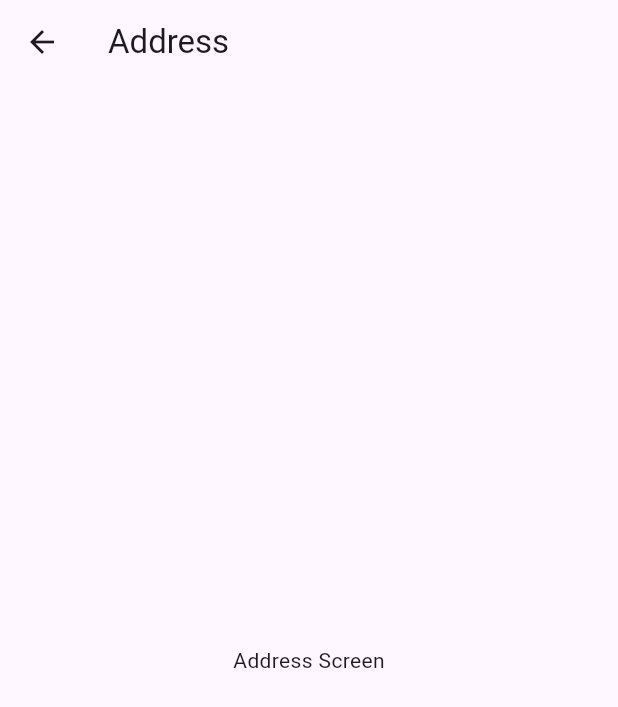
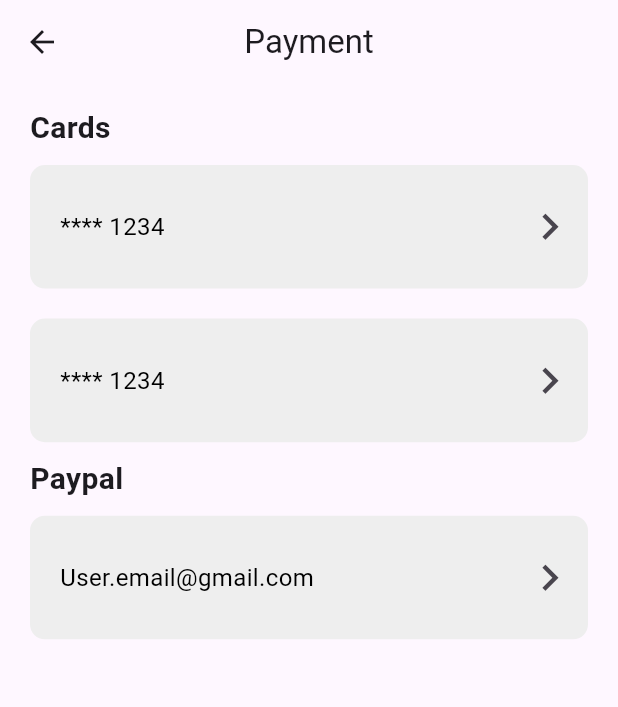
Before and after one commit to mahesh-bora/Ecommerce-App, a Flutter app: the PaymentScreen screen opened by its route, on a phone screen of 412 x 824 dp. Shown: the top 707 px of the screen. Run offline on Flutter 3.47's test engine with Material 3 defaults, Android fonts, the phone set to English and light mode, and no system bars.

Commit message:
Updated Setting Screens

```diff
--- a/lib/main.dart
+++ b/lib/main.dart
@@ -1,4 +1,6 @@
 import 'package:ecommerce_app/screens/address_page.dart';
+import 'package:ecommerce_app/screens/edit_address_screen.dart';
+import 'package:ecommerce_app/screens/edit_card.dart';
 import 'package:ecommerce_app/screens/help_page.dart';
 import 'package:ecommerce_app/screens/home_page.dart';
 import 'package:ecommerce_app/screens/payment_page.dart';
@@ -31,6 +33,8 @@ class MyApp extends StatelessWidget {
         '/payment': (context) => PaymentScreen(),
         '/help': (context) => HelpScreen(),
         '/support': (context) => SupportScreen(),
+        '/edit_address': (context) => EditAddressScreen(),
+        '/edit_card': (context) => EditPaymentScreen(),
       },
     );
   }
--- a/lib/screens/payment_page.dart
+++ b/lib/screens/payment_page.dart
@@ -1,3 +1,4 @@
+import 'package:ecommerce_app/widgets/custom_payment_card.dart';
 import 'package:flutter/material.dart';
 
 class PaymentScreen extends StatelessWidget {
@@ -5,10 +6,53 @@ class PaymentScreen extends StatelessWidget {
   Widget build(BuildContext context) {
     return Scaffold(
       appBar: AppBar(
-        title: Text('Address'),
+        centerTitle: true,
+        title: Text('Payment'),
       ),
-      body: Center(
-        child: Text('Address Screen'),
+      body: Padding(
+        padding: const EdgeInsetsDirectional.symmetric(
+            horizontal: 20.0, vertical: 15.0),
+        child: Column(
+          crossAxisAlignment: CrossAxisAlignment.start,
+          children: [
+            //User Saved Cards
+            Text('Cards',
+                style: TextStyle(
+                  fontSize: 20,
+                  fontWeight: FontWeight.bold,
+                )),
+            ListView.builder(
+              shrinkWrap: true,
+              itemCount: 2,
+              itemBuilder: (context, index) {
+                return CustomPaymentCard(
+                  cardNumber: '**** 1234',
+                  onEdit: () {
+                    Navigator.pushNamed(context, '/edit_card');
+                  },
+                );
+              },
+            ),
+
+            //User Online Payment Methods
+            Text('Paypal',
+                style: TextStyle(
+                  fontSize: 20,
+                  fontWeight: FontWeight.bold,
+                )),
+            ListView.builder(
+                shrinkWrap: true,
+                itemCount: 1,
+                itemBuilder: (context, index) {
+                  return CustomPaymentCard(
+                    cardNumber: 'User.email@gmail.com',
+                    onEdit: () {
+                      Navigator.pushNamed(context, '/edit_card');
+                    },
+                  );
+                }),
+          ],
+        ),
       ),
     );
   }
--- /dev/null
+++ b/lib/widgets/custom_payment_card.dart
@@ -0,0 +1,56 @@
+import 'package:flutter/material.dart';
+
+class CustomPaymentCard extends StatelessWidget {
+  final String cardNumber;
+  final VoidCallback onEdit;
+
+  const CustomPaymentCard({
+    Key? key,
+    required this.cardNumber,
+    required this.onEdit,
+  }) : super(key: key);
+
+  @override
+  Widget build(BuildContext context) {
+    return Padding(
+      padding: const EdgeInsets.symmetric(vertical: 10.0),
+      child: Container(
+        height: MediaQuery.of(context).size.height * 0.1,
+        width: double.infinity,
+        decoration: BoxDecoration(
+          borderRadius: BorderRadius.circular(10),
+          color: Colors.grey[200],
+        ),
+        child: Row(
+          mainAxisAlignment: MainAxisAlignment.spaceBetween,
+          children: [
+            // User details
+            Padding(
+              padding: const EdgeInsets.only(left: 20.0),
+              child: SizedBox(
+                width: MediaQuery.of(context).size.width * 0.6,
+                child: Text(
+                  cardNumber,
+                  style: const TextStyle(
+                    fontSize: 16,
+                    color: Colors.black,
+                    fontWeight: FontWeight.w400,
+                  ),
+                ),
+              ),
+            ),
+
+            // Edit button
+            IconButton(
+              onPressed: onEdit,
+              icon: const Icon(
+                Icons.navigate_next_outlined,
+                size: 35,
+              ),
+            ),
+          ],
+        ),
+      ),
+    );
+  }
+}
```
Also changed, not shown: lib/screens/address_page.dart (+15 -38 lines), lib/screens/edit_address_screen.dart (added, +107 -0 lines), lib/screens/edit_card.dart (added, +106 -0 lines), lib/screens/wishlist_page.dart (+30 -2 lines), lib/widgets/custom_address_card.dart (added, +55 -0 lines), lib/widgets/custom_wishlist_card.dart (added, +69 -0 lines).
